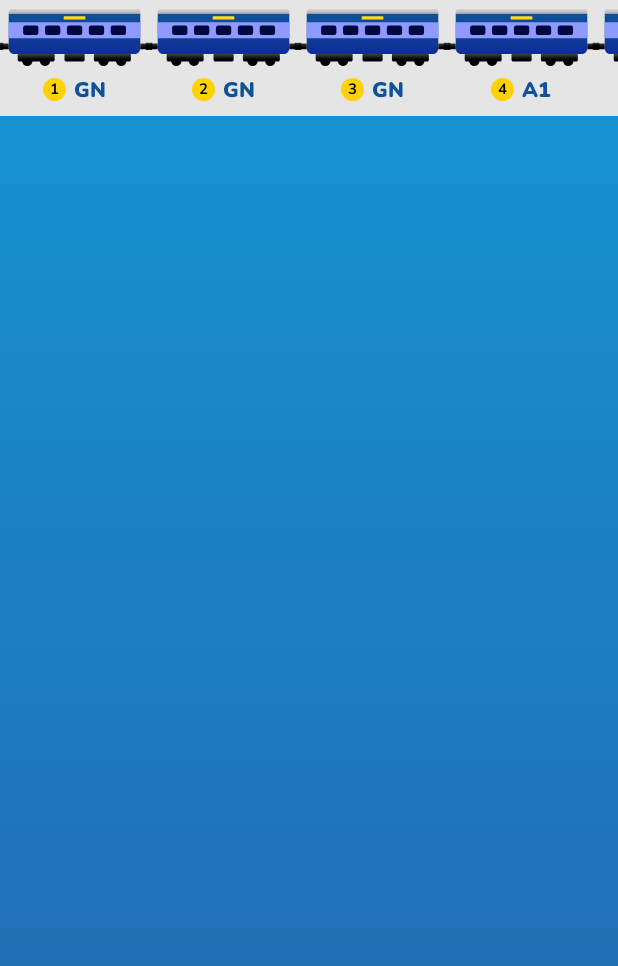
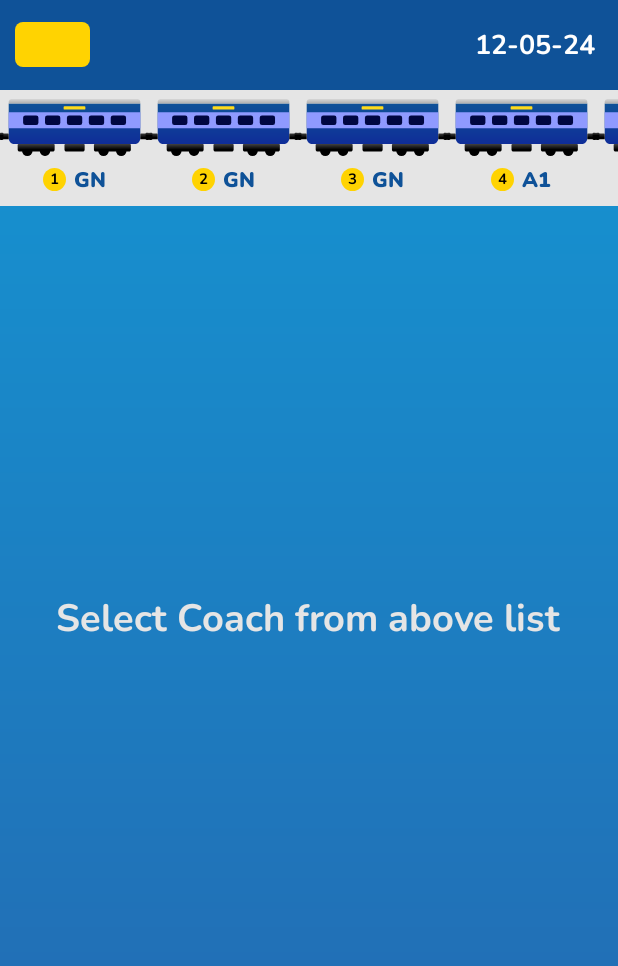
Before and after one commit to MeetSuthar278/Digi-Rail, an Android app: the MonitoringTrain screen opened directly, with no data from a screen before it, on a phone screen of 412 x 824 dp. Shown: the top 966 px of the screen. Run offline under Robolectric (Android 15) with nearby library versions, the phone set to English and light mode, and no system bars.

Commit message:
Final Update

```diff
--- a/app/src/main/java/com/example/myrail/MonitorFragment.java
+++ b/app/src/main/java/com/example/myrail/MonitorFragment.java
@@ -116,8 +116,8 @@ public class MonitorFragment extends Fragment {
                                         @Override
                                         public void onItemClick(AdapterView<?> adapterView, View view, int i, long l) {
                                             Intent intent = new Intent(getActivity(), MonitoringTrain.class);
-//                                            intent.putExtra("train_name",trains.get(i).getTName());
-//                                            intent.putExtra("train_no",trains.get(i).getTNumber());
+                                            intent.putExtra("train_name",trains.get(i).getTName());
+                                            intent.putExtra("train_no",trains.get(i).getTNumber());
                                             startActivity(intent);
                                         }
                                     });
--- a/app/src/main/java/com/example/myrail/MonitoringTrain.java
+++ b/app/src/main/java/com/example/myrail/MonitoringTrain.java
@@ -1,5 +1,6 @@
 package com.example.myrail;
 
+import android.content.Intent;
 import android.graphics.Bitmap;
 import android.graphics.BitmapFactory;
 import android.os.Bundle;
@@ -28,6 +29,8 @@ import okhttp3.Response;
 
 import java.io.ByteArrayOutputStream;
 import java.io.IOException;
+import java.text.SimpleDateFormat;
+import java.util.Date;
 import java.util.concurrent.TimeUnit;
 
 import java.util.ArrayList;
@@ -41,7 +44,7 @@ public class MonitoringTrain extends AppCompatActivity {
     private CoachListAdapter coachListAdapter;
     private ArrayList<CoachItem> coacharray;
     private RecyclerView coach_list;
-    private TextView mtr_data, mtr_dsp, waitTextView;
+    private TextView mtr_data, mtr_dsp, waitTextView,selectCoachLabel,mlive_trainno,mlive_trainname,mlive_traindate;
 
     @Override
     protected void onCreate(Bundle savedInstanceState) {
@@ -51,7 +54,24 @@ public class MonitoringTrain extends AppCompatActivity {
         mtr_data = findViewById(R.id.mtr_data);
         mtr_dsp = findViewById(R.id.mtr_des);
         waitTextView = findViewById(R.id.waitTextView);
+        selectCoachLabel = findViewById(R.id.selectCoachLabel);
+        mlive_trainno = findViewById(R.id.mlive_trainno);
+        mlive_trainname = findViewById(R.id.mlive_trainname);
+        mlive_traindate = findViewById(R.id.mlive_traindate);
 
+
+        Intent i1 = getIntent();
+        String train_name = i1.getStringExtra("train_name");
+        String train_no = i1.getStringExtra("train_no");
+
+        mlive_trainno.setText(train_no);
+        mlive_trainname.setText(train_name);
+
+
+        Date today = new Date();
+        SimpleDateFormat sdf = new SimpleDateFormat("dd-MM-yy");
+        String formattedDate = sdf.format(today);
+        mlive_traindate.setText(formattedDate);
 
 
         String[] coachid = {"GN","GN","GN","A1","A2","A3","B1","B2","B3","C1","C2","C3","GN","GN","GN"};
@@ -77,6 +97,7 @@ public class MonitoringTrain extends AppCompatActivity {
                 mtr_data.setVisibility(View.GONE);
                 mtr_dsp.setVisibility(View.GONE);
                 waitTextView.setVisibility(View.VISIBLE);
+                selectCoachLabel.setVisibility(View.GONE);
                 String cch = "GN";
 
                 Bitmap bitmap = BitmapFactory.decodeResource(getResources(), imageResourceId[position]);
--- a/app/src/main/res/drawable/mon_circle_btn.xml
+++ b/app/src/main/res/drawable/mon_circle_btn.xml
@@ -1,4 +1,5 @@
 <?xml version="1.0" encoding="utf-8"?>
 <shape xmlns:android="http://schemas.android.com/apk/res/android">
-
+    <solid android:color="@color/grey" />
+<corners android:radius="300dp"/>
 </shape>
--- a/app/src/main/res/layout/activity_monitoring_train.xml
+++ b/app/src/main/res/layout/activity_monitoring_train.xml
@@ -8,11 +8,56 @@
     tools:context=".MonitoringTrain"
     android:background="@drawable/background">
 
+    <LinearLayout
+        android:id="@+id/monl"
+        android:layout_width="match_parent"
+        android:layout_height="60dp"
+        android:background="@color/dblue">
+
+        <TextView
+            android:id="@+id/mlive_trainno"
+            android:layout_width="50dp"
+            android:layout_height="30dp"
+            android:text="12010"
+            android:gravity="center"
+            android:fontFamily="@font/nunito_bold"
+            android:textColor="@color/black"
+            android:background="@drawable/dialog_tnum_bg"
+            android:layout_gravity="center"
+            android:layout_marginLeft="10dp"/>
+
+        <TextView
+            android:id="@+id/mlive_trainname"
+            android:layout_width="220dp"
+            android:layout_height="wrap_content"
+            android:text="Intercity Express"
+            android:fontFamily="@font/nunito_bold"
+            android:textColor="@color/white"
+            android:layout_gravity="center"
+            android:textSize="20dp"
+            android:maxLines="1"
+            android:layout_marginLeft="7.5dp"/>
+
+        <TextView
+            android:id="@+id/mlive_traindate"
+            android:layout_width="match_parent"
+            android:layout_height="wrap_content"
+            android:gravity="end"
+            android:layout_gravity="center"
+            android:text="17-03-2024"
+            android:layout_marginRight="15dp"
+            android:textSize="18dp"
+            android:fontFamily="@font/nunito_bold"
+            android:textColor="@color/white"
+            />
+    </LinearLayout>
+
     <androidx.recyclerview.widget.RecyclerView
         android:id="@+id/coach_list"
         android:layout_width="match_parent"
         android:layout_height="wrap_content"
         android:background="@color/grey"
+        android:layout_below="@+id/monl"
         android:orientation="horizontal"/>
 
     <TextView
@@ -25,6 +70,18 @@
         android:text="Please wait..."
         android:visibility="gone"
         android:textSize="20dp"/>
+
+    <TextView
+        android:id="@+id/selectCoachLabel"
+        android:layout_width="wrap_content"
+        android:layout_height="wrap_content"
+        android:fontFamily="@font/nunito_bold"
+        android:layout_centerInParent="true"
+        android:textColor="@color/grey"
+        android:text="Select Coach from above list"
+        android:visibility="visible"
+        android:textSize="25dp"/>
+
 
     <TextView
         android:id="@+id/mtr_data"
```
Also changed, not shown: app/src/main/java/com/example/myrail/LiveTrain.java (+14 -4 lines), app/src/main/java/com/example/myrail/TrainList.java (+16 -16 lines), app/src/main/res/layout/activity_live_train.xml (+12 -0 lines).
